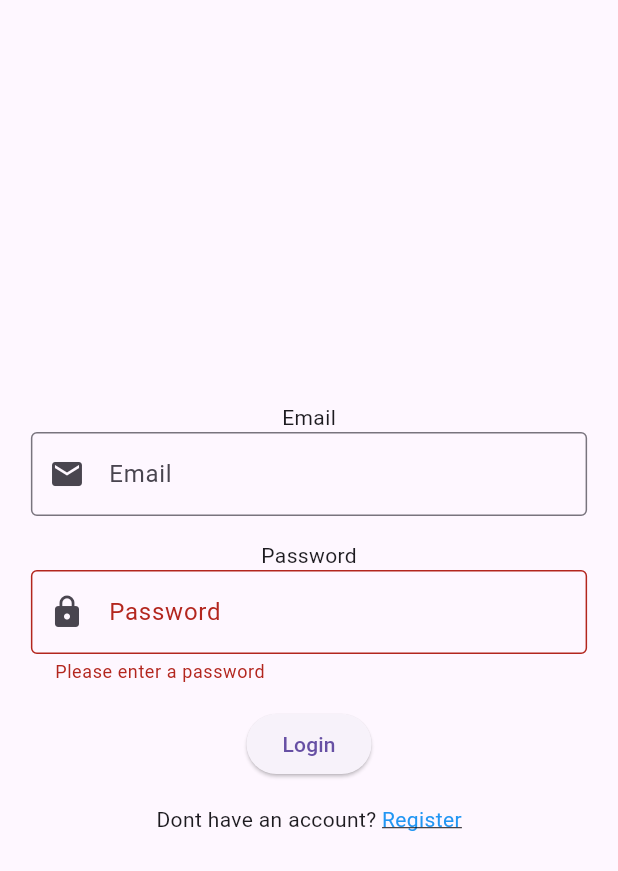
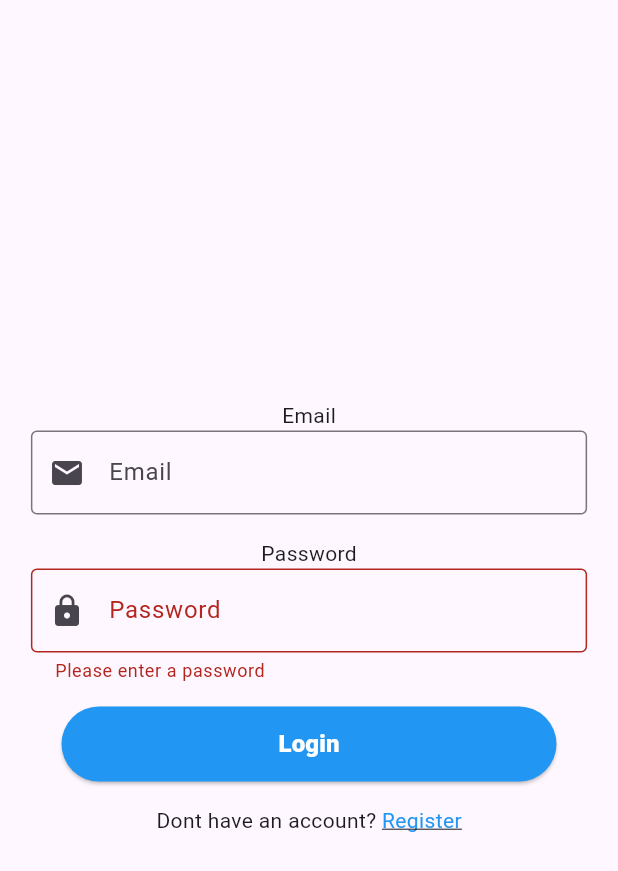
Before and after one commit to aryarobyy/Belanjain-2, a Flutter app: the screen it shows after launch, after a tap on "Login", on a phone screen of 412 x 824 dp. Shown: the top 871 px of the screen. Run offline on Flutter 3.47's test engine with Material 3 defaults, Android fonts, the phone set to English and light mode, and no system bars; our stand-ins replace carousel_slider, cloud_firestore, firebase_auth, firebase_core, flutter_dotenv, flutter_secure_storage and 2 more; missing offline and left inert: cloudinary_url_gen; accounts and stored records are empty; generated files the repository leaves out were written again.

```diff
--- a/lib/screen/auth/login.dart
+++ b/lib/screen/auth/login.dart
@@ -35,7 +35,7 @@ class _LoginState extends State<Login> {
             );
             Navigator.pushReplacement(
               context,
-              MaterialPageRoute(builder: (context) => const MainScreen(inputCategory: "all")),
+              MaterialPageRoute(builder: (context) => const IndexScreen(initialTab: 0,)),
             );
           }
 
@@ -108,9 +108,9 @@ class _LoginState extends State<Login> {
                       const SizedBox(height: 16),
                       _isLoading
                           ? const CircularProgressIndicator()
-                          : ElevatedButton(
+                          : MyButton(
                         onPressed: _isLoading ? null : _submitForm,
-                        child: const Text("Login"),
+                        text: "Login",
                       ),
                       const SizedBox(height: 16),
                       Row(
```
